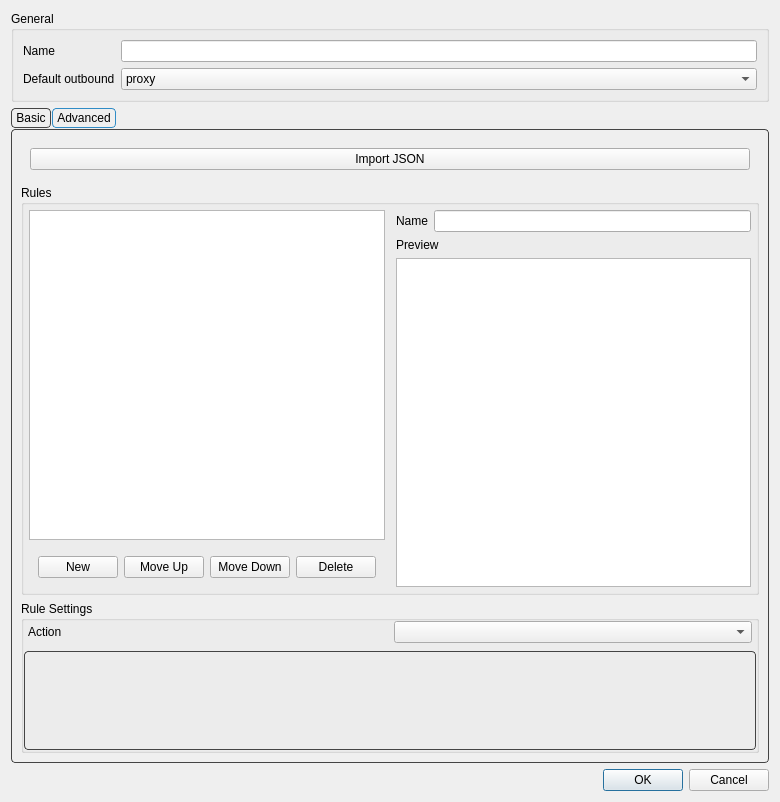
Yulinanami/ethernet-tun-test, file include/ui/setting/RouteItem.ui: the form before one commit.
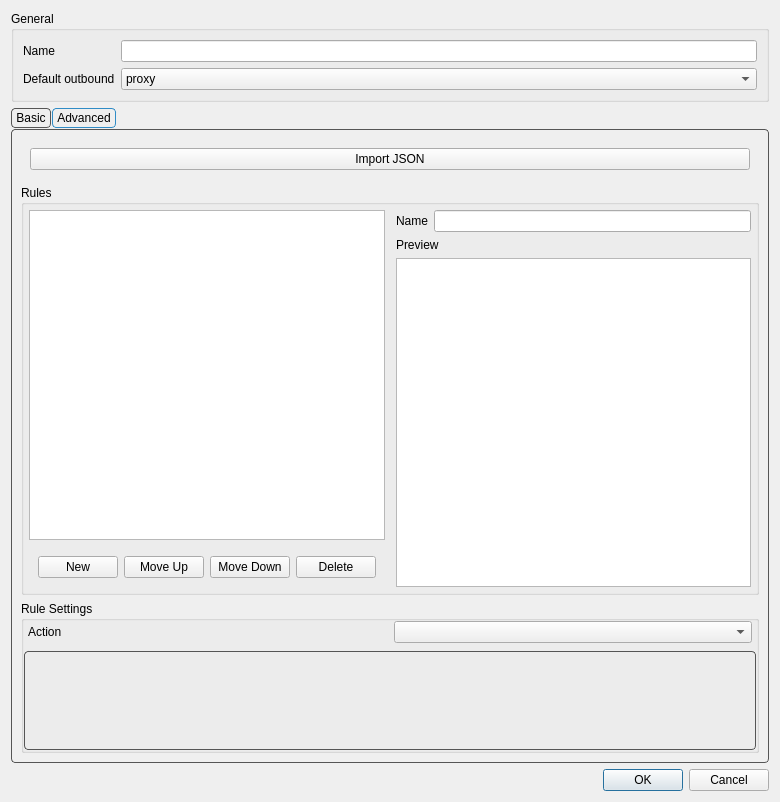
The form after the commit. The open tabs and pages were chosen to show the change.

Patch:
```diff
--- a/include/ui/setting/RouteItem.ui
+++ b/include/ui/setting/RouteItem.ui
@@ -59,7 +59,7 @@
      <property name="styleSheet">
       <string notr="true">QTabWidget::pane {
     margin-top: 1px;
-    border: 1px solid #444444;
+    border: 1px solid #555555;
     border-radius: 4px;
 }
 
@@ -69,7 +69,7 @@
 }
 
 QTabBar::tab {
-    border: 1px solid #444444;
+    border: 1px solid #555555;
     border-radius: 4px;
 
     padding: 2px 4px;
@@ -81,7 +81,7 @@
 }
 
 QTabBar::tab:!selected {
-    border: 1px solid #444444;
+    border: 1px solid #555555;
 }
 
 QTabBar::tab:hover:!selected {
@@ -369,7 +369,7 @@
             <property name="styleSheet">
              <string notr="true">QTabWidget::pane {
     margin-top: 1px;
-    border: 1px solid #444444;
+    border: 1px solid #555555;
     border-radius: 4px;
 }
 
@@ -379,7 +379,7 @@
 }
 
 QTabBar::tab {
-    border: 1px solid #444444;
+    border: 1px solid #555555;
     border-radius: 4px;
 
     padding: 2px 4px;
@@ -391,7 +391,7 @@
 }
 
 QTabBar::tab:!selected {
-    border: 1px solid #444444;
+    border: 1px solid #555555;
 }
 
 QTabBar::tab:hover:!selected {
```
Left out of the diff: 4 changed lines with no effect on the pictures.
